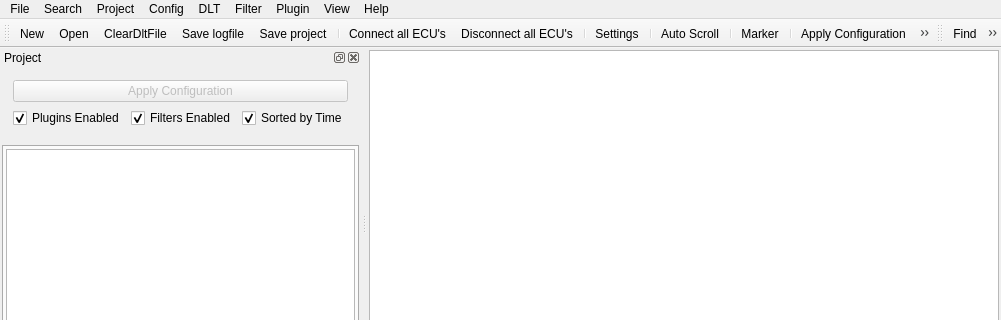
This is src/mainwindow.ui in COVESA/dlt-viewer as Qt 5 draws it before an edit; both pictures show x 0 to 1001 and y 0 to 320 of the 1001 by 658 pixel window. The edited form follows.
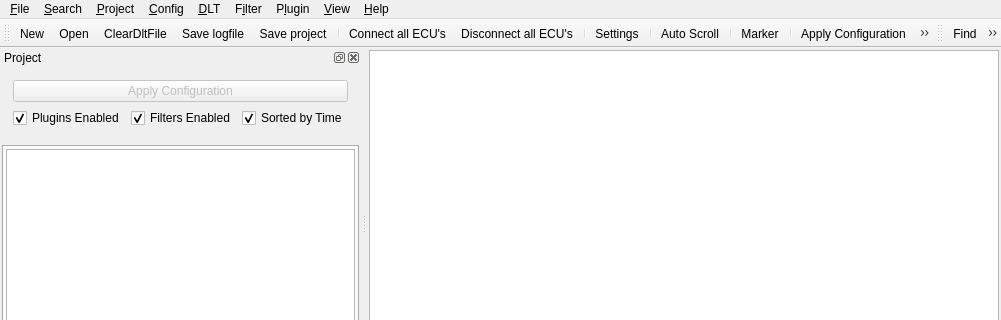
This is the edited form. Icons and pictures are not drawn. Custom widgets are drawn as their Qt base class.

Commit message: Keyboard accessibility improvements - Made menu bar accessible by [ALT+...] combinations and [F10] key. - Adjusted [TAB] key behavior to be able to select all items in the UI and to not be trapped in list views. - Added gray outlines for focus visualization to some elements.

What changed in the file:
```diff
--- a/src/mainwindow.ui
+++ b/src/mainwindow.ui
@@ -76,12 +76,12 @@
      <x>0</x>
      <y>0</y>
      <width>1001</width>
-     <height>21</height>
+     <height>27</height>
     </rect>
    </property>
    <widget class="QMenu" name="menuFile">
     <property name="title">
-     <string>File</string>
+     <string>&amp;File</string>
     </property>
     <widget class="QMenu" name="menuRecent_files">
      <property name="title">
@@ -107,7 +107,7 @@
    </widget>
    <widget class="QMenu" name="menuProject">
     <property name="title">
-     <string>Project</string>
+     <string>&amp;Project</string>
     </property>
     <widget class="QMenu" name="menuRecent_projects">
      <property name="title">
@@ -122,7 +122,7 @@
    </widget>
    <widget class="QMenu" name="menuConfig">
     <property name="title">
-     <string>Config</string>
+     <string>&amp;Config</string>
     </property>
     <addaction name="action_menuConfig_ECU_Add"/>
     <addaction name="action_menuConfig_ECU_Edit"/>
@@ -147,7 +147,7 @@
    </widget>
    <widget class="QMenu" name="menuFilter">
     <property name="title">
-     <string>Filter</string>
+     <string>F&amp;ilter</string>
     </property>
     <widget class="QMenu" name="menuRecent_Filters">
      <property name="title">
@@ -175,7 +175,7 @@
    </widget>
    <widget class="QMenu" name="menuPlugin">
     <property name="title">
-     <string>Plugin</string>
+     <string>P&amp;lugin</string>
     </property>
     <addaction name="action_menuPlugin_Edit"/>
     <addaction name="action_menuPlugin_Show"/>
@@ -186,7 +186,7 @@
    </widget>
    <widget class="QMenu" name="menuHelp">
     <property name="title">
-     <string>Help</string>
+     <string>&amp;Help</string>
     </property>
     <addaction name="action_menuHelp_Info"/>
     <addaction name="action_menuHelp_Support"/>
@@ -195,7 +195,7 @@
    </widget>
    <widget class="QMenu" name="menuDLT">
     <property name="title">
-     <string>DLT</string>
+     <string>&amp;DLT</string>
     </property>
     <addaction name="action_menuDLT_Get_Default_Log_Level"/>
     <addaction name="action_menuDLT_Set_Default_Log_Level"/>
@@ -216,14 +216,14 @@
    </widget>
    <widget class="QMenu" name="menuSearch">
     <property name="title">
-     <string>Search</string>
+     <string>&amp;Search</string>
     </property>
     <addaction name="action_menuSearch_Find"/>
     <addaction name="actionJump_To"/>
    </widget>
    <widget class="QMenu" name="menuView">
     <property name="title">
-     <string>View</string>
+     <string>&amp;View</string>
     </property>
     <addaction name="actionProject"/>
     <addaction name="actionSearch_Results"/>
```
Left out of the diff: 30 changed lines with no effect on the pictures. The commit also changes 1 other file.
